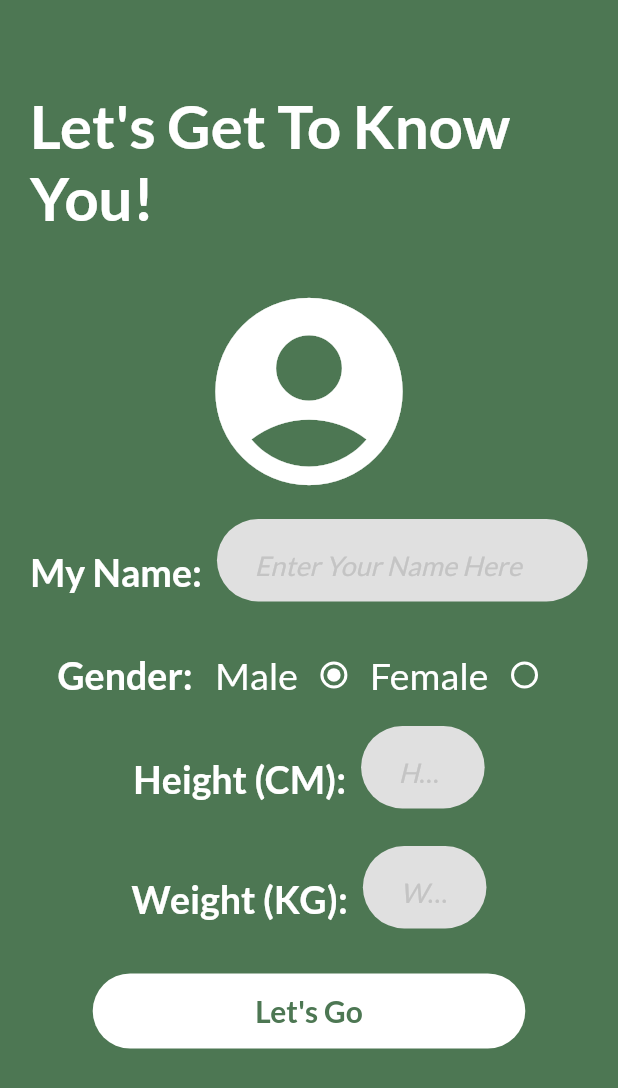
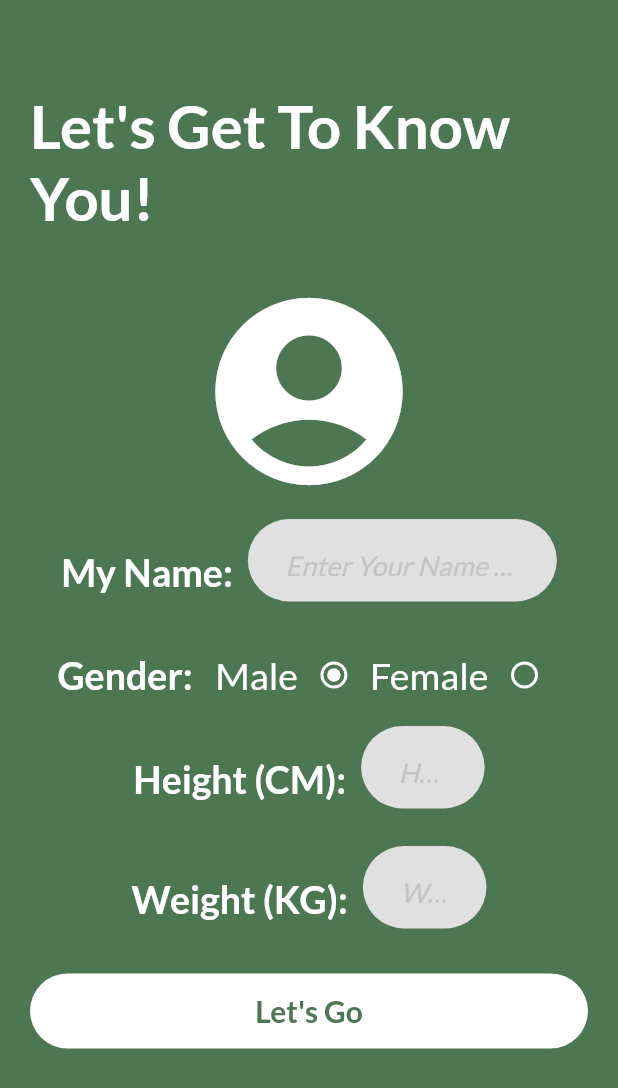
Before and after one commit to firwer/dstahackathon, a Flutter app: the newUserData screen opened by its route, on a phone screen of 412 x 824 dp. Shown: the top 1088 px of the screen. Run offline on Flutter 3.47's test engine with Material 2 defaults, Android fonts, the light colour scheme and no system bars; our stand-ins replace cloud_firestore, firebase_auth, firebase_core, flutter_svg, syncfusion_flutter_calendar; missing offline and left inert: dart:ffi; accounts and stored records are empty.

Commit message:
Fixed data collect pixel overflow

```diff
--- a/code-exp/lib/pages/newUserData.dart
+++ b/code-exp/lib/pages/newUserData.dart
@@ -26,7 +26,7 @@ class _newUserDataState extends State<newUserData> {
       backgroundColor: Color(0XFF4d7753),
       body: Padding(
         padding: EdgeInsets.all(20),
-        child: Column(crossAxisAlignment: CrossAxisAlignment.center, children: [
+        child: ListView(children: [
           SizedBox(height: 40),
           Text(
             'Let\'s Get To Know You!',
@@ -52,7 +52,7 @@ class _newUserDataState extends State<newUserData> {
                 width: 10,
               ),
               Container(
-                  width: MediaQuery.of(context).size.width * 0.6,
+                  width: MediaQuery.of(context).size.width * 0.5,
                   child: userInput(
                       name, "Enter Your Name Here", TextInputType.name)),
             ],
--- a/code-exp/lib/pages/userpage.dart
+++ b/code-exp/lib/pages/userpage.dart
@@ -47,6 +47,7 @@ class _UserHomeState extends State<UserHome> {
       });
     }
     return Scaffold(
+      resizeToAvoidBottomInset: false,
       appBar: AppBar(
         backgroundColor: Color(0XFF4d7753),
         title: Text(appBarTitle),
```
